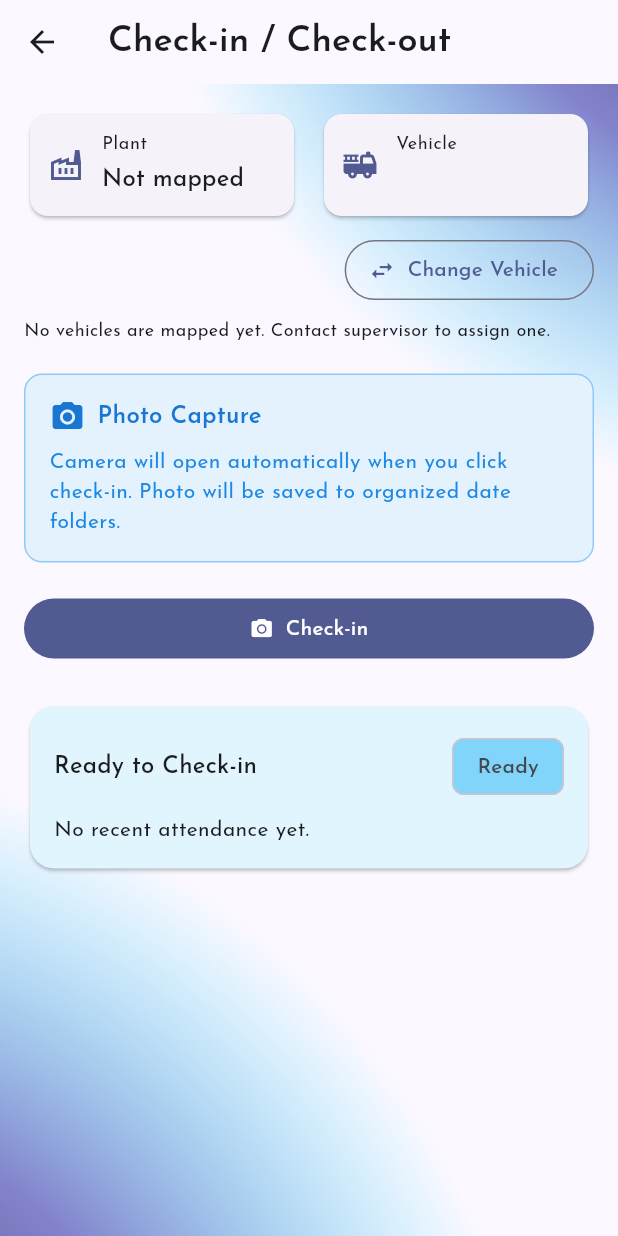
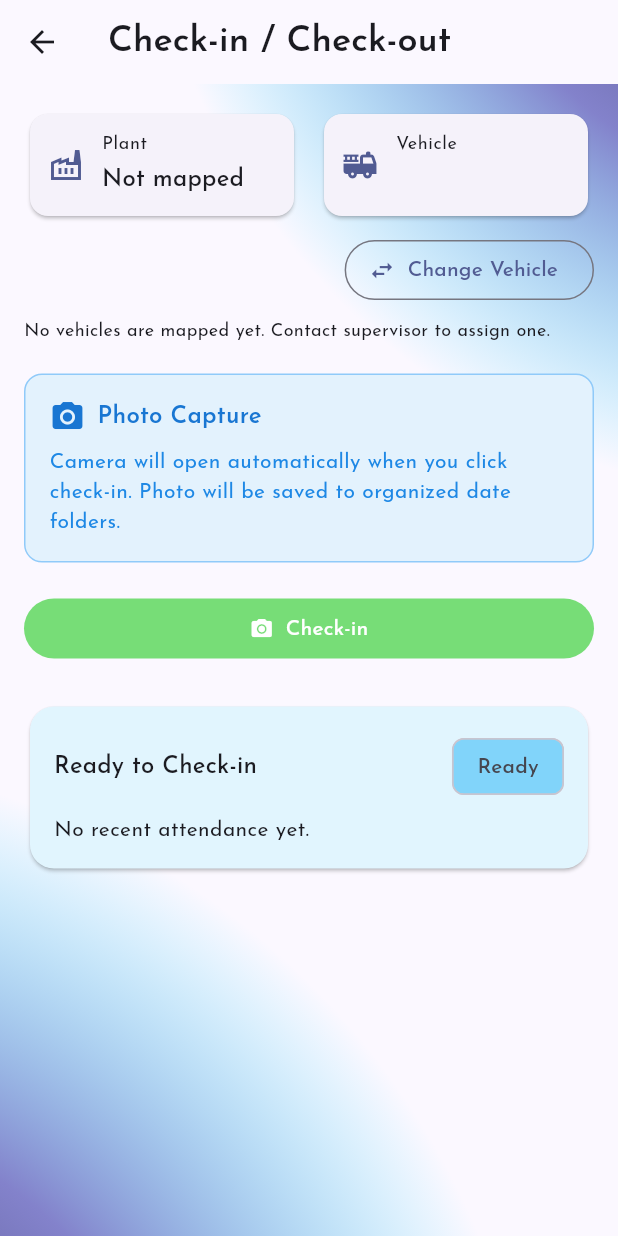
Before and after one commit to sstranswaysindia-beep/ss-attendance, a Flutter app: the CheckInOutScreen screen opened directly with empty values, on a phone screen of 412 x 824 dp. Run offline on Flutter 3.47's test engine with Material 3 defaults, Android fonts, the phone set to English and light mode, and no system bars; our stand-ins replace cached_network_image, flutter_local_notifications, geolocator, google_fonts, image_picker, permission_handler and 2 more; accounts and stored records are empty.

Commit message:
Update check-in/check-out button colors
- Check-in button: #77DD77 (green)
- Check-out button: #DFCE34 (yellow)
- Added white text and icons for better contrast
- Loading indicator also uses white color

```diff
--- a/lib/core/services/auth_repository.dart
+++ b/lib/core/services/auth_repository.dart
@@ -200,7 +200,9 @@ class AuthRepository {
       print('AuthRepository: Final vehicles count: ${vehicles.length}');
 
       // For supervisors, prioritize full_name from users table over driver name
-      final displayName = (role == UserRole.supervisor && userJson['full_name']?.toString().isNotEmpty == true)
+      final displayName =
+          (role == UserRole.supervisor &&
+              userJson['full_name']?.toString().isNotEmpty == true)
           ? userJson['full_name']?.toString() ?? username
           : (driverJson['name']?.toString() ?? username);
 
--- a/lib/features/attendance/check_in_out_screen.dart
+++ b/lib/features/attendance/check_in_out_screen.dart
@@ -653,19 +653,26 @@ class _CheckInOutScreenState extends State<CheckInOutScreen>
                     const SizedBox(height: 20),
                     FilledButton(
                       onPressed: _isSubmitting ? null : _handleCheckInOut,
-                      style: FilledButton.styleFrom(backgroundColor: null),
+                      style: FilledButton.styleFrom(
+                        backgroundColor: _currentAction == CheckFlowAction.checkIn
+                            ? const Color(0xFF77DD77) // Check-in green
+                            : const Color(0xFFDFCE34), // Check-out yellow
+                      ),
                       child: _isSubmitting
                           ? const SizedBox(
                               width: 20,
                               height: 20,
-                              child: CircularProgressIndicator(strokeWidth: 2),
+                              child: CircularProgressIndicator(
+                                strokeWidth: 2,
+                                valueColor: AlwaysStoppedAnimation<Color>(Colors.white),
+                              ),
                             )
                           : Row(
                               mainAxisSize: MainAxisSize.min,
                               children: [
-                                const Icon(Icons.camera_alt, size: 16),
+                                const Icon(Icons.camera_alt, size: 16, color: Colors.white),
                                 const SizedBox(width: 8),
-                                Text(_currentActionLabel),
+                                Text(_currentActionLabel, style: const TextStyle(color: Colors.white)),
                               ],
                             ),
                     ),
```
